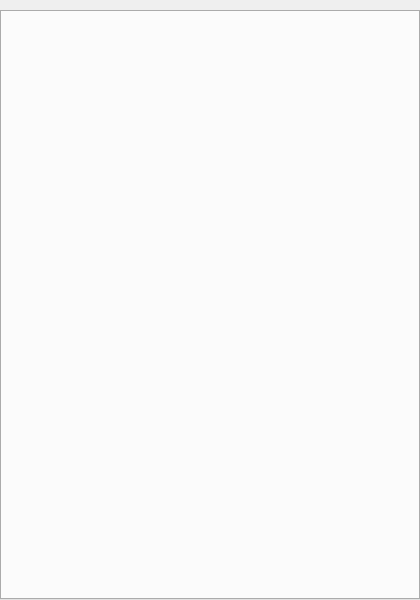
This is ui/chat-box.ui in berndhs/egalite as Qt 5 draws it before an edit. The edited form follows.
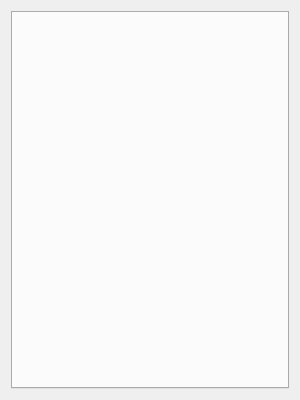
This is the edited form. Icons and pictures are not drawn.

```diff
--- a/ui/chat-box.ui
+++ b/ui/chat-box.ui
@@ -6,8 +6,8 @@
    <rect>
     <x>0</x>
     <y>0</y>
-    <width>420</width>
-    <height>600</height>
+    <width>300</width>
+    <height>400</height>
    </rect>
   </property>
   <property name="windowTitle">
@@ -17,16 +17,11 @@
    <iconset resource="../dchat.qrc">
     <normaloff>:/dchatlogo.png</normaloff>:/dchatlogo.png</iconset>
   </property>
-  <widget class="QTabWidget" name="tabWidget">
-   <property name="geometry">
-    <rect>
-     <x>0</x>
-     <y>10</y>
-     <width>420</width>
-     <height>590</height>
-    </rect>
-   </property>
-  </widget>
+  <layout class="QGridLayout" name="gridLayout">
+   <item row="0" column="0">
+    <widget class="QTabWidget" name="tabWidget"/>
+   </item>
+  </layout>
  </widget>
  <resources>
   <include location="../dchat.qrc"/>
```
